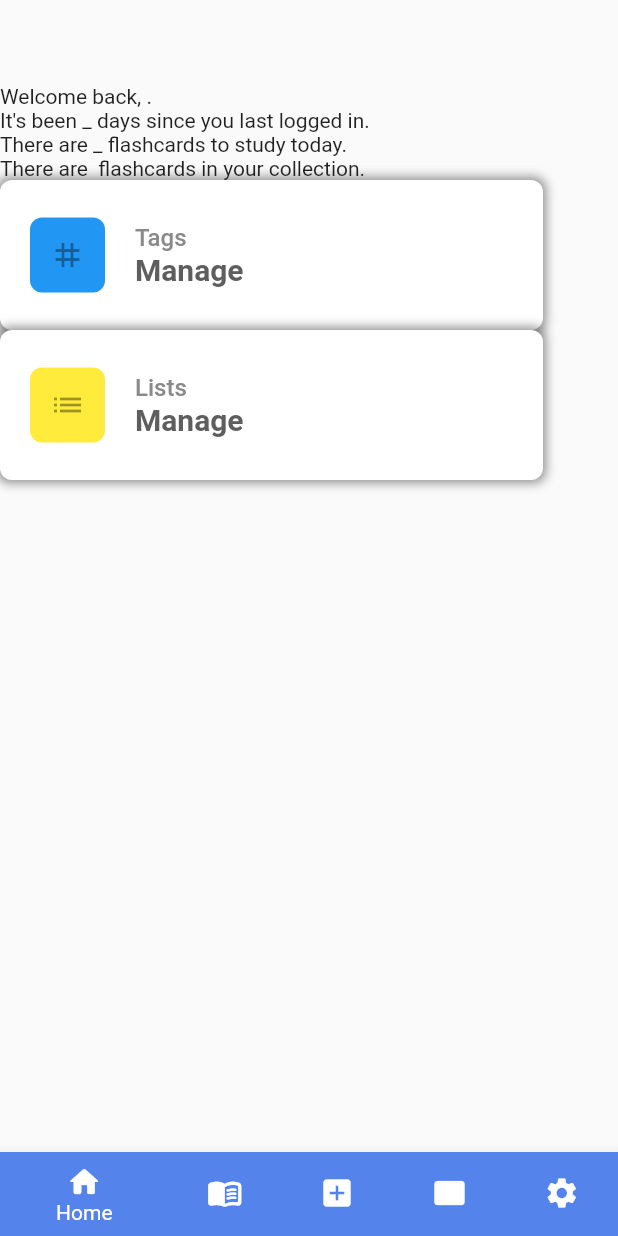
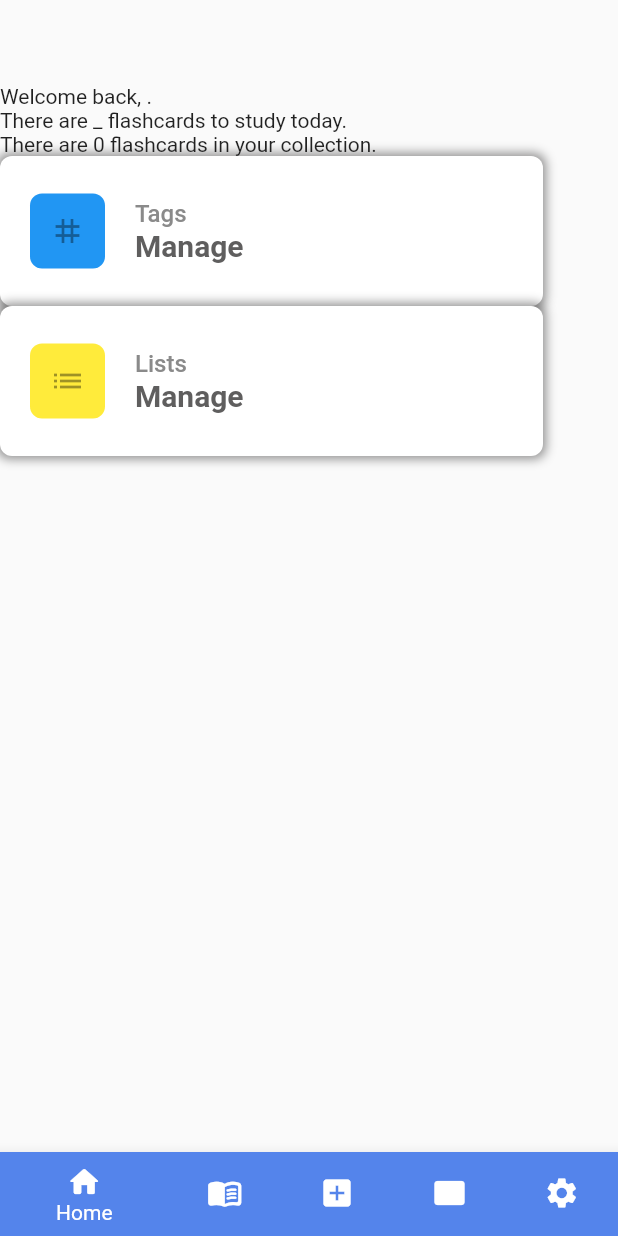
Before and after one commit to ricardo-gonzalez-villegas/flashcards-app, a Flutter app: the HomeScreen screen opened directly, on a phone screen of 412 x 824 dp. Run offline on Flutter 3.47's test engine with Material 2 defaults, Android fonts, the phone set to English and light mode, and no system bars; our stand-ins replace cloud_firestore, firebase_auth, firebase_core, font_awesome_flutter; accounts and stored records are empty; network calls fail.

Commit message:
Fixed null check bug on homescreen & started list/tag manage screens

```diff
--- a/lib/screens/home_screen.dart
+++ b/lib/screens/home_screen.dart
@@ -1,5 +1,6 @@
 import 'package:cloud_firestore/cloud_firestore.dart';
 import 'package:firebase_auth/firebase_auth.dart';
+import 'package:flashcards_app/screens/manage_tags_screen.dart';
 import 'package:flashcards_app/utils/screensize_reducer.dart';
 import 'package:flashcards_app/widgets/bottom_nav_bar.dart';
 import 'package:flutter/material.dart';
@@ -35,12 +36,32 @@ class WelcomeText extends StatefulWidget {
 }
 
 class _WelcomeTextState extends State<WelcomeText> {
-  final String _userId = FirebaseAuth.instance.currentUser!.uid;
+  final Stream<QuerySnapshot> _userDataStream = FirebaseFirestore.instance
+      .collection("users")
+      .where("id", isEqualTo: FirebaseAuth.instance.currentUser!.uid)
+      .snapshots();
 
-  late final Stream<QuerySnapshot> _userDataStream = FirebaseFirestore.instance
-      .collection("users")
-      .where("id", isEqualTo: _userId)
-      .snapshots();
+  late int? _totalFlashcards;
+
+  @override
+  void initState() {
+    _getTotalFlashcards();
+    super.initState();
+  }
+
+  void _getTotalFlashcards() {
+    FirebaseFirestore.instance
+        .collection('flashcards')
+        .where("user_id", isEqualTo: FirebaseAuth.instance.currentUser!.uid)
+        .get()
+        .then(
+      ((flashcards) {
+        setState(() {
+          _totalFlashcards = flashcards.docs.length;
+        });
+      }),
+    );
+  }
 
   @override
   Widget build(BuildContext context) {
@@ -48,26 +69,48 @@ class _WelcomeTextState extends State<WelcomeText> {
       stream: _userDataStream,
       builder: (BuildContext context,
           AsyncSnapshot<QuerySnapshot> userDataSnapshot) {
+        if (userDataSnapshot.connectionState == ConnectionState.waiting) {
+          return const Text("No Connection");
+        } else if (userDataSnapshot.connectionState == ConnectionState.active ||
+            userDataSnapshot.connectionState == ConnectionState.done) {
+          if (userDataSnapshot.hasError) {
+            return const Text('Error');
+          } else if (userDataSnapshot.hasData) {
+            if (userDataSnapshot.hasData) {
               List userDataList = userDataSnapshot.data!.docs.toList();
               var userData = userDataList[0];
-
-        if (userDataList.isEmpty) {
-          return const Text("No Data");
-        }
 
               return Column(
                 crossAxisAlignment: CrossAxisAlignment.start,
                 children: [
                   Text('Welcome back, ${userData["username"]}.'),
-            const Text("It's been _ days since you last logged in."),
                   const Text("There are _ flashcards to study today."),
                   Text(
-              'There are ${userData["total_flashcards"]} flashcards in your collection.',
+                    'There are $_totalFlashcards flashcards in your collection.',
                   ),
-            button(context, "Tags", "Manage", Icons.tag, Colors.blue),
+                  GestureDetector(
+                    child: button(
+                        context, "Tags", "Manage", Icons.tag, Colors.blue),
+                    onTap: () {
+                      Navigator.push(
+                        context,
+                        MaterialPageRoute(
+                          builder: (context) => const ManageTagsScreen(),
+                        ),
+                      );
+                    },
+                  ),
                   button(context, "Lists", "Manage", Icons.list, Colors.yellow),
                 ],
               );
+            }
+          } else {
+            return const Text('Empty data');
+          }
+        } else {
+          return Text('State: ${userDataSnapshot.connectionState}');
+        }
+        throw Error();
       },
     );
   }
--- a/lib/screens/signin_screen.dart
+++ b/lib/screens/signin_screen.dart
@@ -28,7 +28,7 @@ class _SignInScreenState extends State<SignInScreen> {
   }
 
   void _updateSignedInTime() {
-    userDocument.update({'signed_in': timeStamp});
+    userDocument.update({'signed_in_at': timeStamp});
   }
 
   void _getDocumentId(CollectionReference users, String userId) {
--- a/lib/screens/signup_screen.dart
+++ b/lib/screens/signup_screen.dart
@@ -17,6 +17,8 @@ class _SignUpScreenState extends State<SignUpScreen> {
   final TextEditingController _emailController = TextEditingController();
   final CollectionReference _usersCollection =
       FirebaseFirestore.instance.collection("users");
+  Timestamp timeStamp = Timestamp.fromDate(DateTime.now());
+
   @override
   Widget build(BuildContext context) {
     return Scaffold(
@@ -47,6 +49,7 @@ class _SignUpScreenState extends State<SignUpScreen> {
                   _usersCollection.add({
                     "id": value.user?.uid,
                     "username": _usernameController.text,
+                    "created_at": timeStamp,
                   });
                   Navigator.push(
                     context,
```
Also changed, not shown: lib/screens/create_screen.dart (+6 -4 lines), lib/screens/flashcard_info_screen.dart (+4 -5 lines), lib/screens/manage_tags_screen.dart (added, +57 -0 lines), lib/screens/manage_lists_screen.dart (added). Lines whose indentation alone changed are shown as unchanged.
